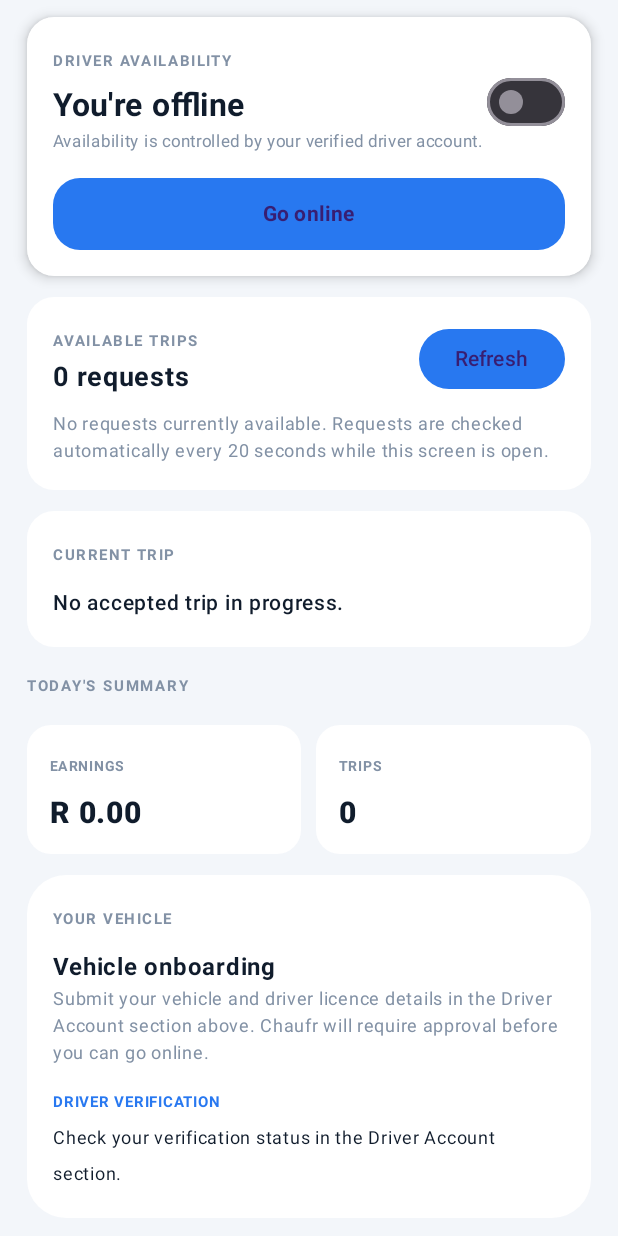
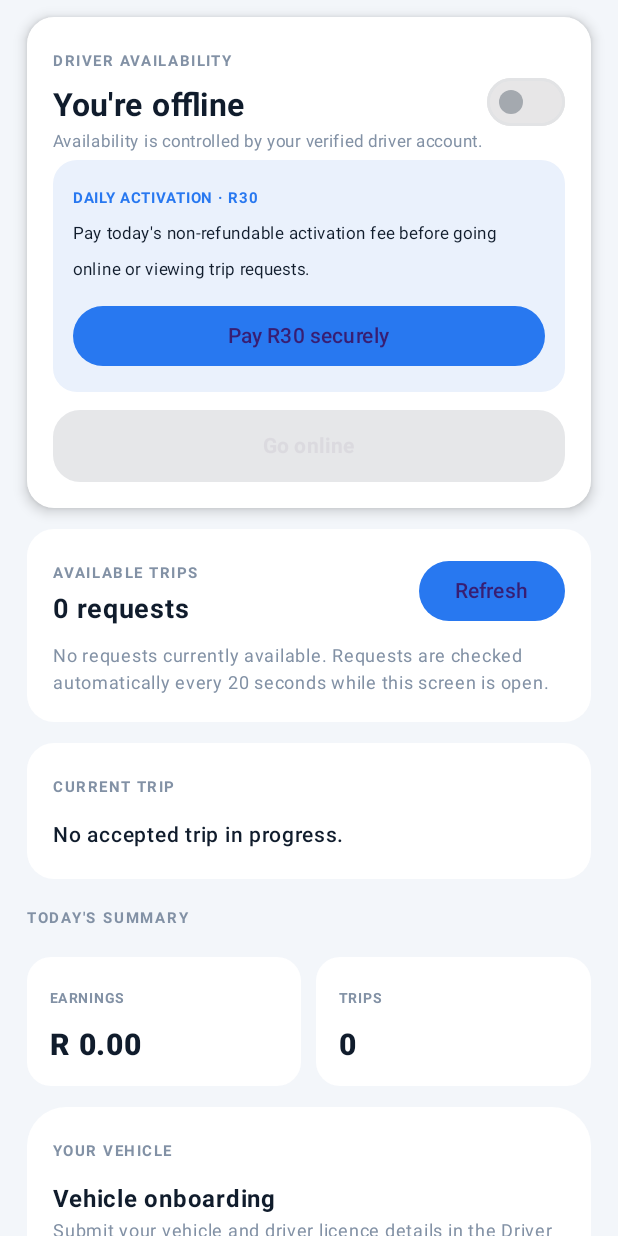
Before and after one commit to whalynbomm-blip/Chaufr, an Android app built with Jetpack Compose: the screen it shows after launch (MainActivity), scrolled down 1153 dp, on a phone screen of 412 x 824 dp. Run offline under Robolectric (Android 15) with nearby library versions, the phone set to English and light mode, and no system bars; pictures from the network do not load.

Commit message:
Add R30 Paystack activation checkout to driver availability screen

```diff
--- a/apps/driver-android/src/main/java/za/co/chaufr/driver/MainActivity.kt
+++ b/apps/driver-android/src/main/java/za/co/chaufr/driver/MainActivity.kt
@@ -6,6 +6,8 @@ import android.content.pm.PackageManager
 import android.location.Location
 import android.location.LocationManager
 import android.os.Bundle
+import android.content.Intent
+import android.net.Uri
 import android.os.Build
 import androidx.activity.ComponentActivity
 import androidx.activity.compose.rememberLauncherForActivityResult
@@ -224,6 +226,9 @@ private fun DriverAvailabilityCard() {
   var available by remember { mutableStateOf(false) }
   var busy by remember { mutableStateOf(false) }
   var message by remember { mutableStateOf("") }
+  var activationPaid by remember { mutableStateOf(false) }
+  var activationBusy by remember { mutableStateOf(false) }
+  var activationMessage by remember { mutableStateOf("") }
 
   LaunchedEffect(apiUrl) {
     val token = SecureTokenStore.load(context)
@@ -231,8 +236,20 @@ private fun DriverAvailabilityCard() {
       try {
         val profile = ChaufrApi.driverProfile(apiUrl, token)
         available = profile.optBoolean("isOnline", false)
+        activationPaid = ChaufrApi.driverActivation(apiUrl, token).optBoolean("isPaid", false)
       } catch (_: Exception) {
         available = false
+      }
+    }
+  }
+
+  LaunchedEffect(apiUrl) {
+    val token = SecureTokenStore.load(context)
+    if (!token.isNullOrBlank() && apiUrl.isNotBlank()) {
+      while (true) {
+        try { activationPaid = ChaufrApi.driverActivation(apiUrl, token).optBoolean("isPaid", false) }
+        catch (_: Exception) { }
+        kotlinx.coroutines.delay(12000)
       }
     }
   }
@@ -325,12 +342,45 @@ private fun DriverAvailabilityCard() {
           Text(if (available) "You're online" else "You're offline", color = Navy, fontSize = 21.sp, fontWeight = FontWeight.Bold)
           Text("Availability is controlled by your verified driver account.", color = Muted, fontSize = 11.sp)
         }
-        Switch(checked = available, onCheckedChange = { requestPresence(it) }, enabled = !busy)
+        Switch(checked = available, onCheckedChange = { requestPresence(it) }, enabled = !busy && activationPaid)
+      }
+      if (!activationPaid) {
+        Card(shape = RoundedCornerShape(16.dp), colors = CardDefaults.cardColors(containerColor = Color(0xFFEAF1FC))) {
+          Column(modifier = Modifier.padding(13.dp)) {
+            Text("DAILY ACTIVATION · R30", color = Blue, fontSize = 10.sp, fontWeight = FontWeight.Bold)
+            Text("Pay today's non-refundable activation fee before going online or viewing trip requests.", color = Navy, fontSize = 11.sp)
+            Spacer(Modifier.height(8.dp))
+            Button(
+              onClick = {
+                val token = SecureTokenStore.load(context)
+                if (token != null && !activationBusy) scope.launch {
+                  activationBusy = true
+                  activationMessage = ""
+                  try {
+                    val checkout = ChaufrApi.createActivationCheckout(apiUrl, token)
+                    val checkoutUrl = checkout.optString("checkoutUrl")
+                    if (!checkoutUrl.startsWith("https://")) throw IllegalStateException("Secure payment link unavailable.")
+                    context.startActivity(Intent(Intent.ACTION_VIEW, Uri.parse(checkoutUrl)))
+                    activationMessage = "Secure Paystack checkout opened. Activation updates after payment verification."
+                  } catch (error: Exception) {
+                    activationMessage = error.message ?: "Unable to start activation payment."
+                  } finally { activationBusy = false }
+                }
+              },
+              enabled = !activationBusy && apiUrl.isNotBlank(),
+              modifier = Modifier.fillMaxWidth(),
+              colors = ButtonDefaults.buttonColors(containerColor = Blue)
+            ) { Text(if (activationBusy) "Opening checkout..." else "Pay R30 securely") }
+            if (activationMessage.isNotBlank()) Text(activationMessage, color = Muted, fontSize = 10.sp)
+          }
+        }
+      } else {
+        Text("Today's R30 activation is paid.", color = Green, fontSize = 11.sp, fontWeight = FontWeight.Bold)
       }
       Spacer(Modifier.height(12.dp))
       Button(
         onClick = { requestPresence(!available) },
-        enabled = !busy,
+        enabled = !busy && activationPaid,
         modifier = Modifier.fillMaxWidth().height(48.dp),
         shape = RoundedCornerShape(18.dp),
         colors = ButtonDefaults.buttonColors(containerColor = if (available) Navy else Blue)
```
